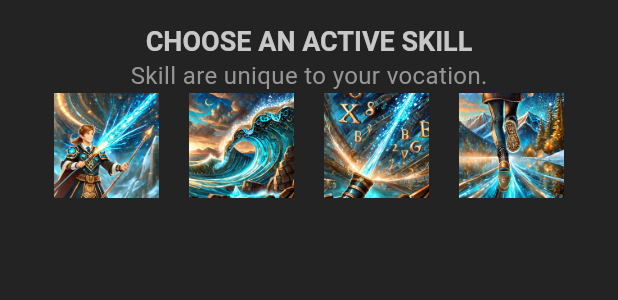
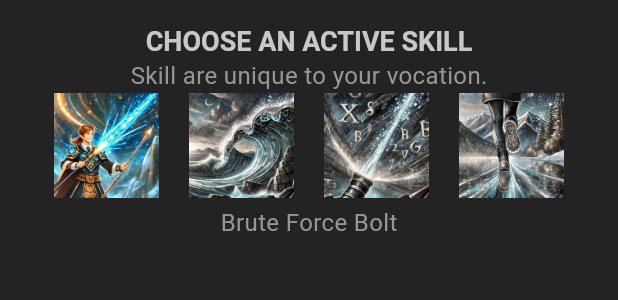
Before and after one commit to mohit23bisht/flutter_rpg, a Flutter app: the SkillList widget shown alone on an empty page, opened directly with sample values from the repository, on a phone screen of 412 x 824 dp. Shown: the top 300 px of the screen. Run offline on Flutter 3.47's test engine with Material 3 defaults, Android fonts, the phone set to English and light mode, and no system bars; our stand-ins replace firebase_core, google_fonts; accounts and stored records are empty; Roboto replaces fonts that are missing (Kanit).

Commit message:
code updated

```diff
--- a/lib/screens/profile/skill_list.dart
+++ b/lib/screens/profile/skill_list.dart
@@ -14,12 +14,16 @@ class SkillList extends StatefulWidget {
 
 class _SkillListState extends State<SkillList> {
   late List<Skill> availableSkills;
+  late Skill selectedSkill;
 
   @override
   void initState() {
     availableSkills = allSkills
-      .where((skill) => skill.vocation == widget.character.vocation)
-      .toList();
+        .where((skill) => skill.vocation == widget.character.vocation)
+        .toList();
+    if (widget.character.skills.isEmpty) {
+      selectedSkill = availableSkills.first;
+    }
     // TODO: implement initState
     super.initState();
   }
@@ -33,17 +37,32 @@ class _SkillListState extends State<SkillList> {
         children: [
           Center(child: TitleText('Choose An Active Skill')),
           Center(child: StyledText("Skill are unique to your vocation.")),
+
           // Add your skill list UI here
-
           Row(
             mainAxisAlignment: MainAxisAlignment.spaceEvenly,
             children: availableSkills.map((skill) {
-              return Image.asset(
-                'assets/img/skills/${skill.image}',
-                width: 70,
+              return GestureDetector(
+                onTap: () {
+                  setState(() {
+                    selectedSkill = skill;
+                  });
+                },
+                child: Image.asset(
+                  'assets/img/skills/${skill.image}',
+                  width: 70,
+                  colorBlendMode: BlendMode.color,
+                  color: !(selectedSkill == skill)
+                      ? Colors.black.withValues(alpha: 0.8)
+                      : Colors.transparent,
+                ),
               );
             }).toList(),
           ),
+          SizedBox(height: 5),
+
+          StyledText(selectedSkill.name),
+          SizedBox(height: 10),
         ],
       ),
     );
--- a/lib/services/character_store.dart
+++ b/lib/services/character_store.dart
@@ -31,4 +31,9 @@ class CharacterStore extends ChangeNotifier {
   ];
 
   List<Character> get characters => _characters;
+
+  void addCharacter(Character character) {
+    _characters.add(character);
+    notifyListeners();
+  }
 }
--- a/pubspec.yaml
+++ b/pubspec.yaml
@@ -37,6 +37,7 @@ dependencies:
   google_fonts: ^8.1.0
   uuid: ^4.5.3
   provider: ^6.1.5+1
+  firebase_core: ^4.11.0
 
 dev_dependencies:
   flutter_test:
```
Also changed, not shown: lib/screens/create/create.dart (+24 -9 lines), firebase.json (added), lib/firebase_options.dart (added), pubspec.lock, 8 other files.
